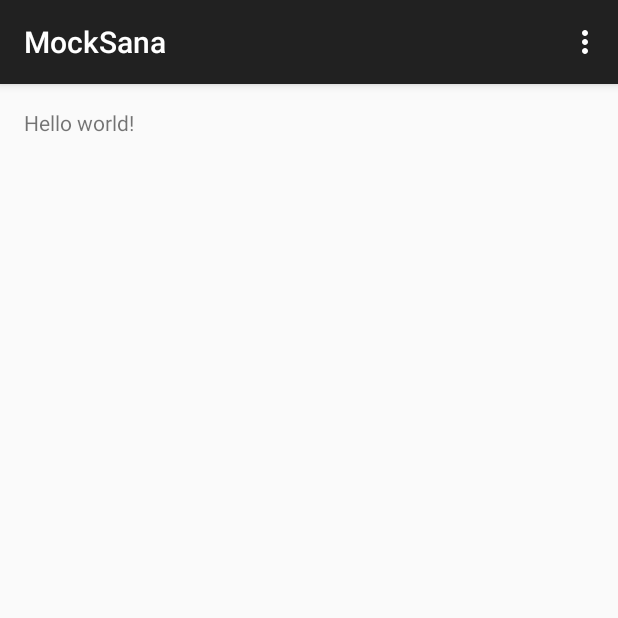
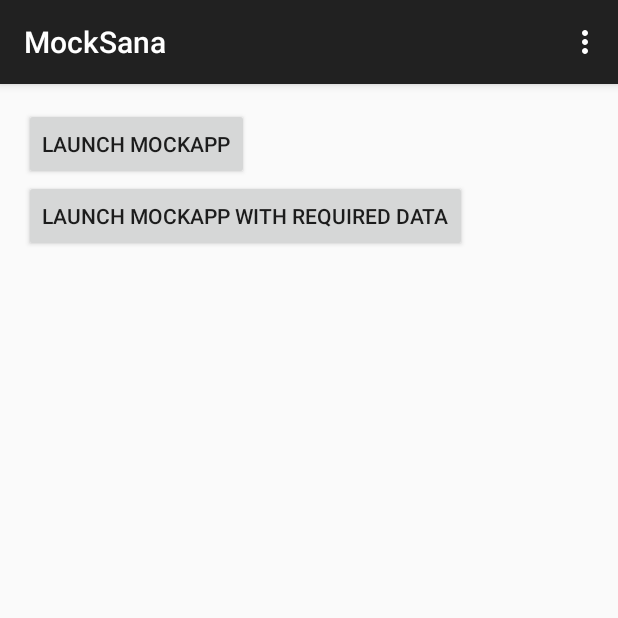
Before and after one commit to hanlindev/plugin_android_library, an Android app: the screen it shows after launch (MockSana), on a phone screen of 412 x 824 dp, the top half of it. Run offline under Robolectric (Android 15) with nearby library versions, the light colour scheme and no system bars.

Commit message:
Add mock third party app and mock sana app. You can addon to the mock third party app any capturing capabilities needed for testing.

```diff
--- a/MockApp/app/src/main/res/values/strings.xml
+++ b/MockApp/app/src/main/res/values/strings.xml
@@ -4,5 +4,7 @@
     <string name="app_name">MockApp</string>
     <string name="hello_world">Hello world!</string>
     <string name="action_settings">Settings</string>
+    <string name="send_text">Send Text to MockSana</string>
+    <string name="send_binary">Send Binary to MockSana</string>
 
 </resources>
--- a/MockSana/app/src/main/AndroidManifest.xml
+++ b/MockSana/app/src/main/AndroidManifest.xml
@@ -15,6 +15,12 @@
 
                 <category android:name="android.intent.category.LAUNCHER" />
             </intent-filter>
+
+            <intent-filter>
+                <action android:name="android.intent.action.SEND" />
+                <category android:name="android.intent.category.DEFAULT" />
+                <data android:mimeType="text/plain" />
+            </intent-filter>
         </activity>
     </application>
 
--- a/MockSana/app/src/main/res/layout/activity_mock_sana.xml
+++ b/MockSana/app/src/main/res/layout/activity_mock_sana.xml
@@ -1,16 +1,39 @@
-<RelativeLayout xmlns:android="http://schemas.android.com/apk/res/android"
+<LinearLayout xmlns:android="http://schemas.android.com/apk/res/android"
     xmlns:tools="http://schemas.android.com/tools"
     android:layout_width="match_parent"
     android:layout_height="match_parent"
+    android:orientation="vertical"
     android:paddingLeft="@dimen/activity_horizontal_margin"
     android:paddingRight="@dimen/activity_horizontal_margin"
     android:paddingTop="@dimen/activity_vertical_margin"
     android:paddingBottom="@dimen/activity_vertical_margin"
-    tools:context=".MockSana">
+    tools:context=".MockSana"
+    android:id="@+id/unused">
 
-    <TextView
-        android:text="@string/hello_world"
+    <Button
         android:layout_width="wrap_content"
-        android:layout_height="wrap_content" />
+        android:layout_height="wrap_content"
+        android:text="@string/mock_app_name"
+        android:id="@+id/button"
+        android:layout_alignParentTop="true"
+        android:layout_alignParentLeft="true"
+        android:layout_alignParentStart="true"
+        android:onClick="launchMockApp"/>
 
-</RelativeLayout>
+    <Button
+        android:layout_width="wrap_content"
+        android:layout_height="wrap_content"
+        android:text="Launch MockApp with Required Data"
+        android:id="@+id/button2"
+        android:layout_alignParentTop="true"
+        android:layout_alignParentLeft="true"
+        android:layout_alignParentStart="true"
+        android:onClick="launchMockAppWithRequiredData"/>
+
+    <ImageView
+        android:layout_width="wrap_content"
+        android:layout_height="wrap_content"
+        android:id="@+id/imageView2"
+        android:layout_gravity="center_vertical" />
+
+</LinearLayout>
--- a/MockSana/app/src/main/res/values/strings.xml
+++ b/MockSana/app/src/main/res/values/strings.xml
@@ -4,5 +4,7 @@
     <string name="app_name">MockSana</string>
     <string name="hello_world">Hello world!</string>
     <string name="action_settings">Settings</string>
+    <string name="mock_app_name">Launch MockApp</string>
+    <string name="edit_message">Edit Message</string>>
 
 </resources>
```
Also changed, not shown: MockApp/app/src/main/java/sana/com/plugin/mockApp/MockApp.java (+39 -0 lines), MockApp/app/src/main/res/layout/activity_mock_app.xml (+21 -5 lines), MockSana/app/src/main/java/sana/com/plugin/mockSana/MockSana.java (+57 -0 lines), MockSana/app/src/main/ic_launcher-web.png (added), MockSana/app/src/main/res/drawable-hdpi/ic_launcher.png, MockSana/app/src/main/res/drawable-mdpi/ic_launcher.png, MockSana/app/src/main/res/drawable-xhdpi/ic_launcher.png, MockSana/app/src/main/res/drawable-xxhdpi/ic_launcher.png, 2 other files.
